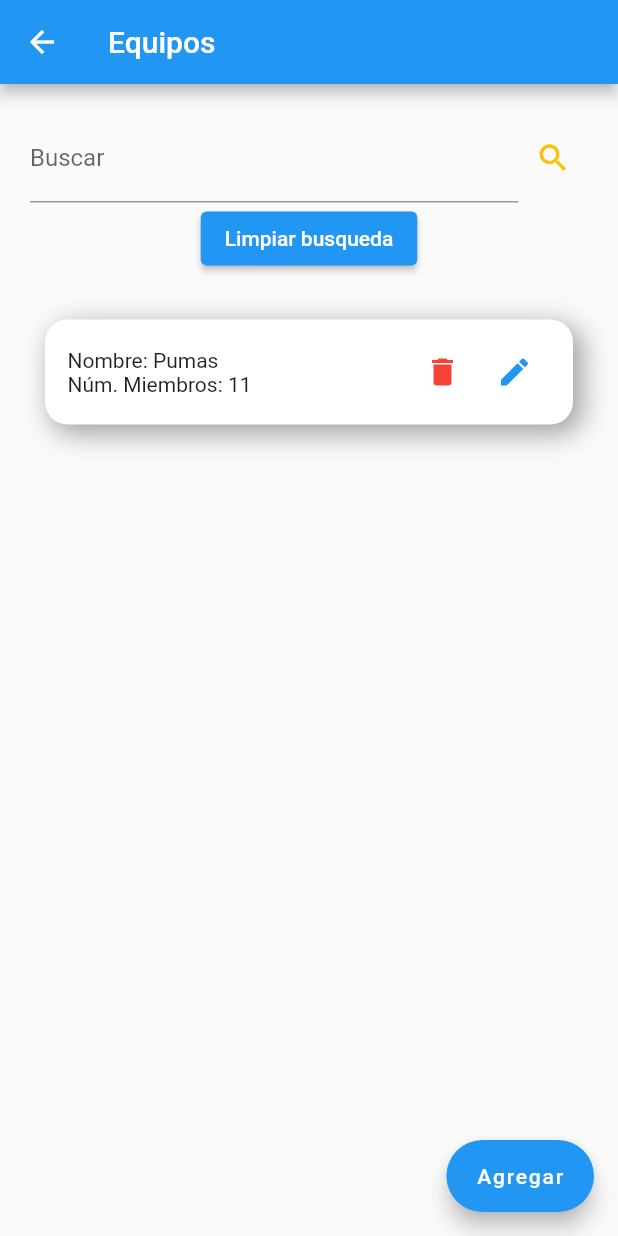
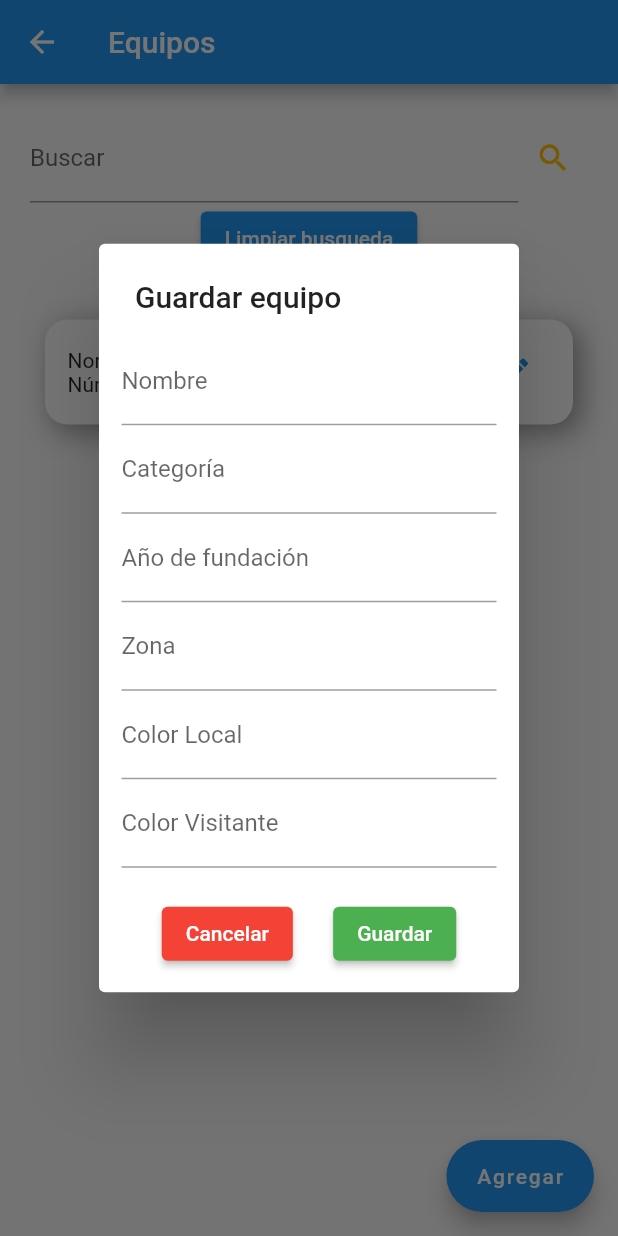
Before and after one commit to eduardo-solis/undermatch_app, a Flutter app: the EquiposInicio screen opened by its route, after a tap on "Agregar", on a phone screen of 412 x 824 dp. Run offline on Flutter 3.47's test engine with Material 2 defaults, Android fonts, the light colour scheme and no system bars.

Commit message:
Creando el dialogo del formulario de equipos

```diff
--- a/lib/widgets/equipos/equipos_inicio.dart
+++ b/lib/widgets/equipos/equipos_inicio.dart
@@ -1,11 +1,33 @@
 import 'package:flutter/material.dart';
 import 'package:undermatch_app/widgets/equipos/itemList.dart';
+import 'package:undermatch_app/widgets/equipos/myDialog.dart';
 
 class EquiposInicio extends StatelessWidget {
   const EquiposInicio({Key? key}) : super(key: key);
 
   @override
   Widget build(BuildContext context) {
+    buscar() {
+      print("Buscar");
+    }
+
+    limpiar() {
+      print("Limpiar");
+    }
+
+    Future<void> _dialog() async {
+      return showDialog(
+          context: context,
+          builder: (BuildContext context) {
+            return const MyDialogEquipo();
+          });
+    }
+
+    agregar() {
+      print("Agregar");
+      _dialog();
+    }
+
     return Scaffold(
       appBar: AppBar(title: const Text("Equipos")),
       body: SingleChildScrollView(
@@ -30,16 +52,12 @@ class EquiposInicio extends StatelessWidget {
                             Icons.search,
                             color: Colors.amber,
                           ),
-                          onPressed: () {
-                            print("Buscando ...");
-                          },
+                          onPressed: () => buscar(),
                         ))
                   ],
                 ),
                 ElevatedButton(
-                    onPressed: () {
-                      print("Limpiando busqueda");
-                    },
+                    onPressed: () => limpiar(),
                     child: const Text("Limpiar busqueda")),
                 // Agregar listas
                 const SizedBox(
@@ -55,9 +73,7 @@ class EquiposInicio extends StatelessWidget {
       floatingActionButton: FloatingActionButton.extended(
         label: const Text("Agregar"),
         splashColor: Colors.amber,
-        onPressed: () {
-          print("Agregar");
-        },
+        onPressed: () => agregar(),
       ),
     );
   }
--- /dev/null
+++ b/lib/widgets/equipos/myDialog.dart
@@ -0,0 +1,61 @@
+import 'package:flutter/material.dart';
+
+class MyDialogEquipo extends StatelessWidget {
+  const MyDialogEquipo({Key? key}) : super(key: key);
+
+  @override
+  Widget build(BuildContext context) {
+    return SimpleDialog(
+      title: const Text("Guardar equipo"),
+      contentPadding: const EdgeInsets.all(15),
+      children: [
+        TextFormField(
+          decoration: const InputDecoration(
+            label: Text("Nombre"),
+          ),
+        ),
+        TextFormField(
+          decoration: const InputDecoration(
+            label: Text("Categoría"),
+          ),
+        ),
+        TextFormField(
+          decoration: const InputDecoration(
+            label: Text("Año de fundación"),
+          ),
+        ),
+        TextFormField(
+          decoration: const InputDecoration(
+            label: Text("Zona"),
+          ),
+        ),
+        TextFormField(
+          decoration: const InputDecoration(
+            label: Text("Color Local"),
+          ),
+        ),
+        TextFormField(
+          decoration: const InputDecoration(
+            label: Text("Color Visitante"),
+          ),
+        ),
+        const SizedBox(
+          height: 20,
+        ),
+        Row(
+          mainAxisAlignment: MainAxisAlignment.spaceEvenly,
+          children: [
+            ElevatedButton(
+                style: ElevatedButton.styleFrom(backgroundColor: Colors.red),
+                onPressed: () {},
+                child: const Text("Cancelar")),
+            ElevatedButton(
+                style: ElevatedButton.styleFrom(backgroundColor: Colors.green),
+                onPressed: () {},
+                child: const Text("Guardar"))
+          ],
+        )
+      ],
+    );
+  }
+}
```
Also changed, not shown: lib/widgets/equipos/itemList.dart (+11 -3 lines).
